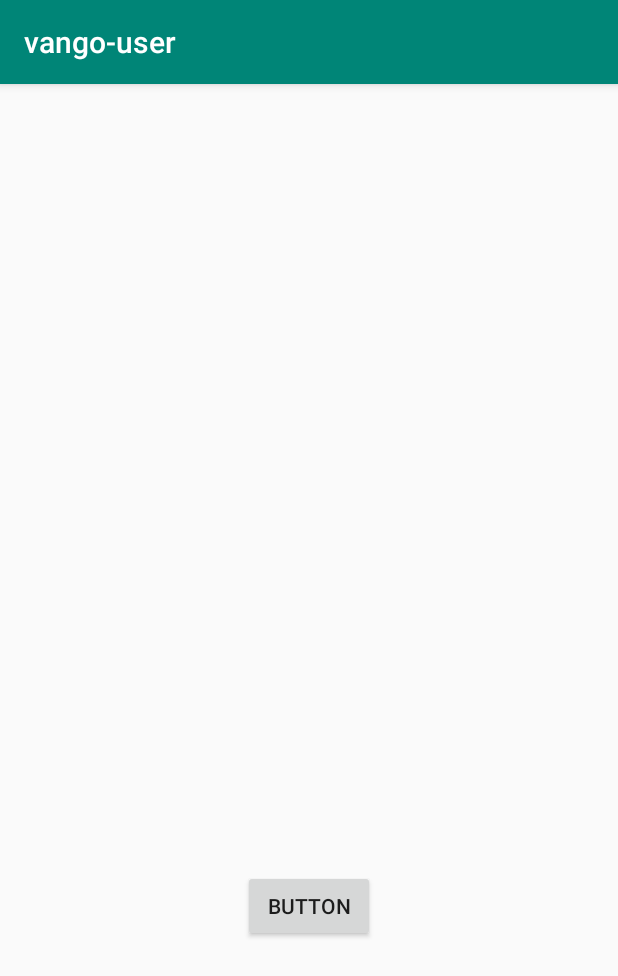
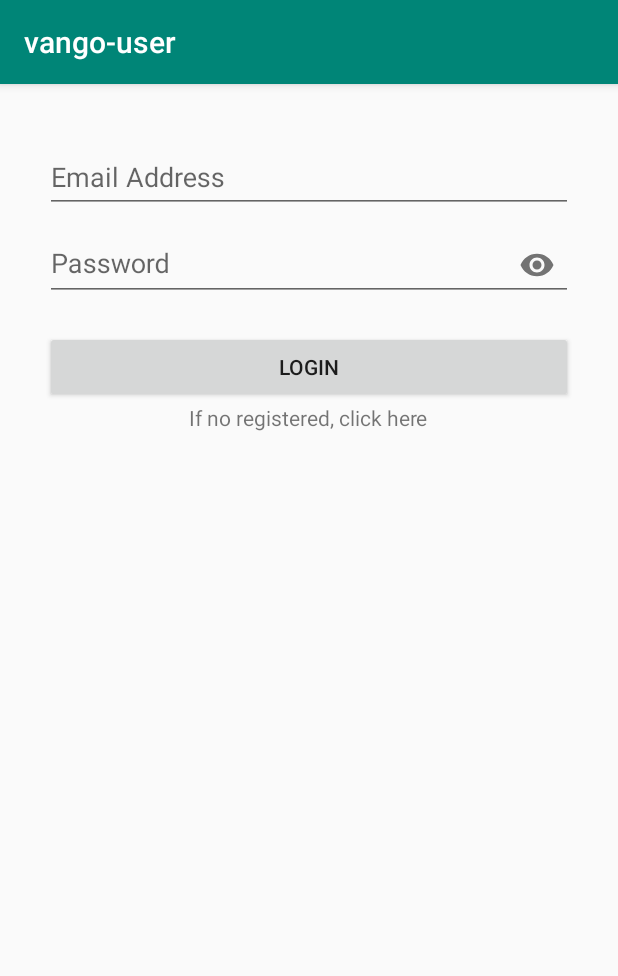
Before and after one commit to maytussss/vangouser, an Android app: the screen it shows after launch (MainActivity before the commit, LoginActivity after it), on a phone screen of 412 x 824 dp. Shown: the top 976 px of the screen. Run offline under Robolectric (Android 15) with nearby library versions, the phone set to English and light mode, and no system bars; our stand-ins replace Firebase (no records; nobody signed in at launch, a user with empty details on screens opened directly).

Commit message:
regis + login + retreive to recycler view

```diff
--- a/app/src/main/AndroidManifest.xml
+++ b/app/src/main/AndroidManifest.xml
@@ -12,7 +12,9 @@
         android:roundIcon="@mipmap/ic_launcher_round"
         android:supportsRtl="true"
         android:theme="@style/AppTheme">
-        <activity android:name=".MainActivity">
+        <activity android:name=".RegisterActivity"></activity>
+        <activity android:name=".MainActivity" />
+        <activity android:name=".LoginActivity">
             <intent-filter>
                 <action android:name="android.intent.action.MAIN" />
 
--- /dev/null
+++ b/app/src/main/java/com/example/vango_user/LoginActivity.java
@@ -0,0 +1,75 @@
+package com.example.vango_user;
+
+import androidx.annotation.NonNull;
+import androidx.appcompat.app.AppCompatActivity;
+
+import android.content.Intent;
+import android.os.Bundle;
+import android.text.TextUtils;
+import android.view.View;
+import android.widget.Button;
+import android.widget.EditText;
+import android.widget.Toast;
+
+import com.google.android.gms.tasks.OnCompleteListener;
+import com.google.android.gms.tasks.Task;
+import com.google.firebase.auth.AuthResult;
+import com.google.firebase.auth.FirebaseAuth;
+import com.google.firebase.firestore.FirebaseFirestore;
+
+public class LoginActivity extends AppCompatActivity {
+
+    EditText emailText, passwordText;
+    Button loginButton;
+    private FirebaseAuth firebaseAuth;
+
+    @Override
+    protected void onCreate(Bundle savedInstanceState) {
+        super.onCreate(savedInstanceState);
+        setContentView(R.layout.activity_login);
+
+        emailText = findViewById(R.id.emailText);
+        passwordText = findViewById(R.id.passwordText);
+        loginButton = findViewById(R.id.loginButton);
+
+        firebaseAuth = FirebaseAuth.getInstance();
+
+        loginButton.setOnClickListener(new View.OnClickListener(){
+            @Override
+            public void onClick(View v){
+                String email = emailText.getText().toString().trim();
+                String password = passwordText.getText().toString().trim();
+
+                if(TextUtils.isEmpty(email)){
+                    Toast.makeText(LoginActivity.this, "Please enter Email address", Toast.LENGTH_SHORT).show();
+                    return;
+                }
+                if(TextUtils.isEmpty(password)){
+                    Toast.makeText(LoginActivity.this, "Please enter password", Toast.LENGTH_SHORT).show();
+                    return;
+                }
+                if(password.length()<6){
+                    Toast.makeText(LoginActivity.this, "Password has to be 6 character at minimum", Toast.LENGTH_SHORT).show();
+                }
+
+                firebaseAuth.signInWithEmailAndPassword(email, password)
+                        .addOnCompleteListener(LoginActivity.this, new OnCompleteListener<AuthResult>() {
+                            @Override
+                            public void onComplete(@NonNull Task<AuthResult> task) {
+                                if (task.isSuccessful()) {
+                                    startActivity(new Intent(getApplicationContext(), MainActivity.class));
+                                    Toast.makeText(LoginActivity.this, "Login success", Toast.LENGTH_SHORT).show();
+                                } else {
+                                    Toast.makeText(LoginActivity.this, "Login failed", Toast.LENGTH_SHORT).show();
+                                }
+
+                            }
+                        });
+            }
+        });
+    }
+
+    public void btn_gotoRegister(View view) {
+        startActivity(new Intent(getApplicationContext(), RegisterActivity.class));
+    }
+}
--- /dev/null
+++ b/app/src/main/res/layout/activity_login.xml
@@ -0,0 +1,56 @@
+<?xml version="1.0" encoding="utf-8"?>
+<LinearLayout xmlns:android="http://schemas.android.com/apk/res/android"
+    xmlns:app="http://schemas.android.com/apk/res-auto"
+    xmlns:tools="http://schemas.android.com/tools"
+    android:layout_width="match_parent"
+    android:layout_height="match_parent"
+    android:orientation="vertical"
+    android:padding="30dp"
+    tools:context=".LoginActivity">
+
+
+    <com.google.android.material.textfield.TextInputLayout
+        android:layout_width="match_parent"
+        android:layout_height="wrap_content"
+        android:focusable="true"
+        android:focusableInTouchMode="true">
+
+        <com.google.android.material.textfield.TextInputEditText
+            android:layout_width="match_parent"
+            android:layout_height="wrap_content"
+            android:hint="Email Address"
+            android:id="@+id/emailText"
+            android:inputType="text"/>
+    </com.google.android.material.textfield.TextInputLayout>
+
+    <com.google.android.material.textfield.TextInputLayout
+        android:layout_width="match_parent"
+        android:layout_height="wrap_content"
+        android:focusable="true"
+        android:focusableInTouchMode="true"
+        app:passwordToggleEnabled ="true">
+
+        <com.google.android.material.textfield.TextInputEditText
+            android:layout_width="match_parent"
+            android:layout_height="wrap_content"
+            android:hint="Password"
+            android:id="@+id/passwordText"
+            android:inputType="textPassword"/>
+    </com.google.android.material.textfield.TextInputLayout>
+
+    <Button
+        android:layout_width="match_parent"
+        android:layout_height="wrap_content"
+        android:layout_marginTop="20dp"
+        android:id="@+id/loginButton"
+        android:text="Login" />
+
+    <TextView
+        android:layout_width="wrap_content"
+        android:layout_height="wrap_content"
+        android:text="If no registered, click here"
+        android:layout_gravity="center"
+        android:onClick="btn_gotoRegister"
+        />
+
+</LinearLayout>
--- a/app/src/main/res/layout/activity_main.xml
+++ b/app/src/main/res/layout/activity_main.xml
@@ -1,43 +1,42 @@
 <?xml version="1.0" encoding="utf-8"?>
-<androidx.constraintlayout.widget.ConstraintLayout xmlns:android="http://schemas.android.com/apk/res/android"
+<LinearLayout xmlns:android="http://schemas.android.com/apk/res/android"
     xmlns:app="http://schemas.android.com/apk/res-auto"
     xmlns:tools="http://schemas.android.com/tools"
     android:layout_width="match_parent"
     android:layout_height="match_parent"
-    tools:context=".MainActivity">
+    android:orientation="vertical">
 
-    <ImageView
-        android:id="@+id/imageView"
-        android:layout_width="wrap_content"
-        android:layout_height="wrap_content"
-        android:layout_marginBottom="60dp"
-        app:layout_constraintBottom_toTopOf="@+id/button"
-        app:layout_constraintEnd_toEndOf="parent"
-        app:layout_constraintHorizontal_bias="0.498"
-        app:layout_constraintStart_toStartOf="parent"
-        app:layout_constraintTop_toTopOf="parent"
-        app:layout_constraintVertical_bias="0.508"
-        tools:srcCompat="@tools:sample/avatars" />
+    <com.google.android.material.textfield.TextInputEditText
+        android:visibility="visible"
+        android:id="@+id/searchText"
+        android:layout_marginLeft="10dp"
+        android:layout_marginRight="10dp"
+        android:layout_marginBottom="5dp"
+        android:layout_marginTop="5dp"
+        android:layout_width="match_parent"
+        android:layout_height="50dp"
+        android:hint="Search"
 
-    <ImageView
-        android:id="@+id/imageView2"
-        android:layout_width="wrap_content"
-        android:layout_height="wrap_content"
-        android:layout_marginEnd="128dp"
-        android:layout_marginBottom="136dp"
-        app:layout_constraintBottom_toBottomOf="parent"
-        app:layout_constraintEnd_toEndOf="parent"
-        app:layout_constraintHorizontal_bias="0.909"
-        app:layout_constraintStart_toStartOf="parent"
-        tools:srcCompat="@tools:sample/avatars[3]" />
+        />
 
-    <Button
-        android:id="@+id/button"
-        android:layout_width="wrap_content"
-        android:layout_height="wrap_content"
-        android:layout_marginBottom="60dp"
-        android:text="Button"
-        app:layout_constraintBottom_toTopOf="@+id/imageView2"
-        app:layout_constraintEnd_toEndOf="parent"
-        app:layout_constraintStart_toStartOf="parent" />
-</androidx.constraintlayout.widget.ConstraintLayout>
+    <TextView
+        android:id="@+id/usernameDisplay"
+        android:layout_marginLeft="5dp"
+        android:layout_marginRight="5dp"
+        android:layout_marginBottom="5dp"
+        android:layout_width="match_parent"
+        android:layout_height="50dp"
+        android:textStyle="bold"
+        android:textSize="18sp"
+        />
+
+    <androidx.recyclerview.widget.RecyclerView
+        android:id="@+id/tripRecycler"
+        android:layout_width="match_parent"
+        android:layout_height="match_parent"
+        android:layout_marginLeft="5dp"
+        android:layout_marginRight="5dp"
+        android:layout_marginBottom="5dp"/>
+
+
+</LinearLayout>
--- a/build.gradle
+++ b/build.gradle
@@ -8,6 +8,7 @@ buildscript {
     }
     dependencies {
         classpath 'com.android.tools.build:gradle:3.5.1'
+        classpath 'com.google.gms:google-services:4.2.0'
 
         // NOTE: Do not place your application dependencies here; they belong
         // in the individual module build.gradle files
```
Also changed, not shown: app/build.gradle (+10 -3 lines), app/src/main/java/com/example/vango_user/MainActivity.java (+41 -0 lines), app/src/main/java/com/example/vango_user/RegisterActivity.java (added, +118 -0 lines), app/src/main/java/com/example/vango_user/tripAdapter.java (added, +55 -0 lines), app/src/main/java/com/example/vango_user/tripList.java (added, +41 -0 lines), app/src/main/res/layout/activity_register.xml (added, +78 -0 lines), app/src/main/res/layout/triplist_card.xml (added, +99 -0 lines), 1 other file.
